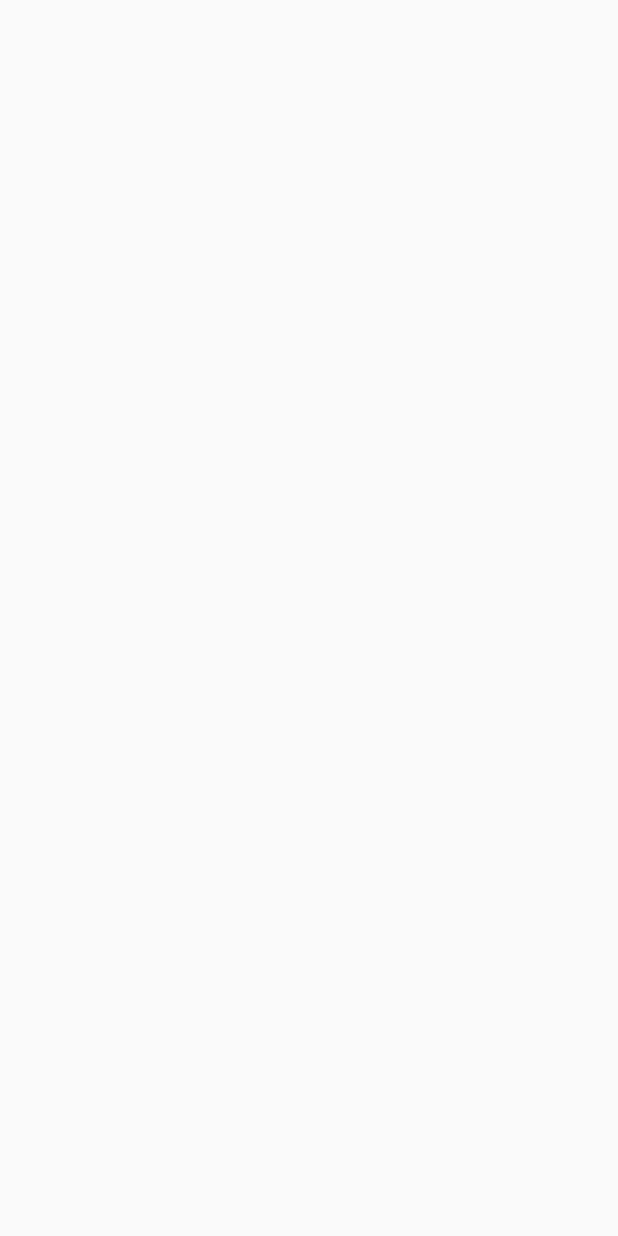
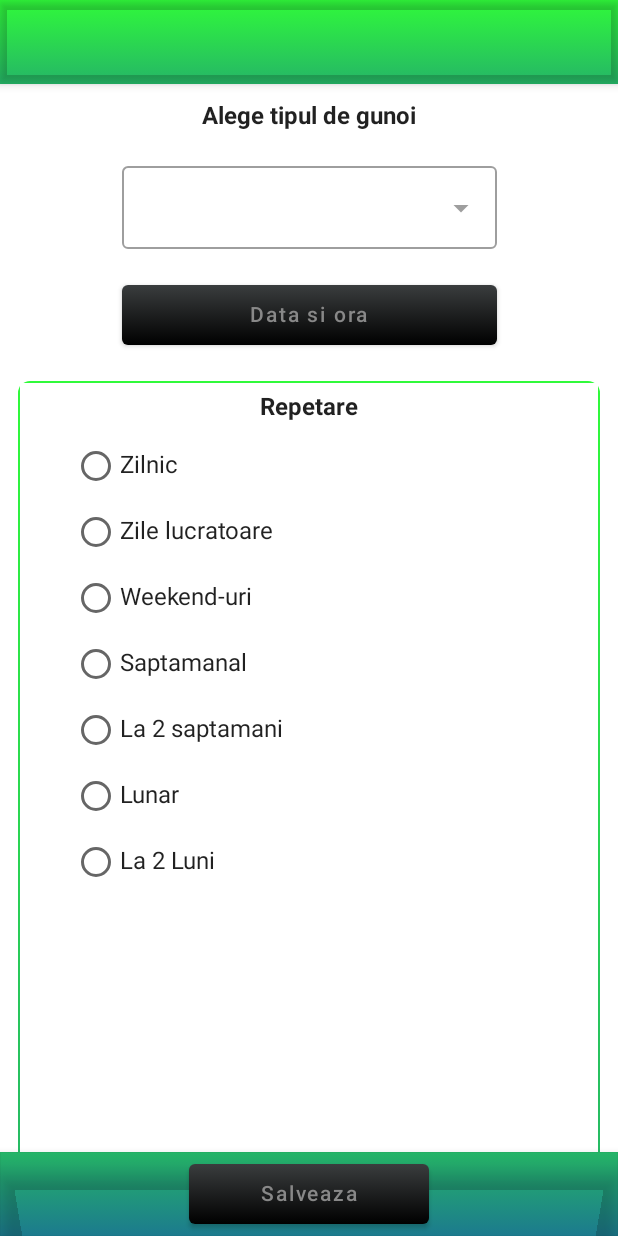
Before and after one commit to OnicaAdrianCatalin/Trashminder, an Android app built with Jetpack Compose: the screen it shows after launch (MainActivity), on a phone screen of 412 x 824 dp. Before the commit the screen is empty. Run offline under Robolectric (Android 15) with nearby library versions, the phone set to English and light mode, and no system bars.

Commit message:
Configured detekt, added NewReminderScreen, updated gitignore

```diff
--- a/app/src/main/java/com/example/trashminder/MainActivity.kt
+++ b/app/src/main/java/com/example/trashminder/MainActivity.kt
@@ -3,13 +3,15 @@ package com.example.trashminder
 import android.os.Bundle
 import androidx.activity.ComponentActivity
 import androidx.activity.compose.setContent
-import com.example.trashminder.ui.theme.TrashminderTheme
+import com.example.trashminder.presentation.newReminder.NewReminderScreen
+import com.example.trashminder.presentation.theme.TrashminderTheme
 
 class MainActivity : ComponentActivity() {
     override fun onCreate(savedInstanceState: Bundle?) {
         super.onCreate(savedInstanceState)
         setContent {
             TrashminderTheme {
+                NewReminderScreen()
             }
         }
     }
--- /dev/null
+++ b/app/src/main/java/com/example/trashminder/presentation/newReminder/NewReminerScreen.kt
@@ -0,0 +1,279 @@
+package com.example.trashminder.presentation.newReminder
+
+import android.app.DatePickerDialog
+import android.app.TimePickerDialog
+import android.widget.DatePicker
+import androidx.compose.foundation.BorderStroke
+import androidx.compose.foundation.background
+import androidx.compose.foundation.clickable
+import androidx.compose.foundation.layout.Arrangement
+import androidx.compose.foundation.layout.Box
+import androidx.compose.foundation.layout.Column
+import androidx.compose.foundation.layout.PaddingValues
+import androidx.compose.foundation.layout.Row
+import androidx.compose.foundation.layout.fillMaxSize
+import androidx.compose.foundation.layout.fillMaxWidth
+import androidx.compose.foundation.layout.padding
+import androidx.compose.foundation.layout.size
+import androidx.compose.foundation.layout.wrapContentSize
+import androidx.compose.foundation.lazy.LazyColumn
+import androidx.compose.foundation.shape.RoundedCornerShape
+import androidx.compose.material.BottomAppBar
+import androidx.compose.material.Button
+import androidx.compose.material.ButtonDefaults
+import androidx.compose.material.DropdownMenu
+import androidx.compose.material.DropdownMenuItem
+import androidx.compose.material.Icon
+import androidx.compose.material.OutlinedTextField
+import androidx.compose.material.RadioButton
+import androidx.compose.material.Scaffold
+import androidx.compose.material.Surface
+import androidx.compose.material.Text
+import androidx.compose.material.TextFieldDefaults
+import androidx.compose.material.TopAppBar
+import androidx.compose.material.icons.Icons
+import androidx.compose.material.icons.filled.ArrowDropDown
+import androidx.compose.runtime.Composable
+import androidx.compose.runtime.MutableState
+import androidx.compose.runtime.mutableStateOf
+import androidx.compose.runtime.remember
+import androidx.compose.ui.Alignment
+import androidx.compose.ui.Modifier
+import androidx.compose.ui.draw.clip
+import androidx.compose.ui.graphics.Brush
+import androidx.compose.ui.graphics.Color
+import androidx.compose.ui.platform.LocalContext
+import androidx.compose.ui.text.font.FontWeight
+import androidx.compose.ui.tooling.preview.Preview
+import androidx.compose.ui.unit.dp
+import com.example.trashminder.presentation.theme.black
+import com.example.trashminder.presentation.theme.bleu
+import com.example.trashminder.presentation.theme.darkerGreen
+import com.example.trashminder.presentation.theme.lightBlack
+import com.example.trashminder.presentation.theme.lightGreen
+import com.example.trashminder.utils.Constants
+import java.util.Calendar
+import java.util.Date
+
+@Preview
+@Composable
+fun NewReminderScreen() {
+    val expanded = remember {
+        mutableStateOf(false)
+    }
+    val dateAndTimeDialogTrigger = remember {
+        mutableStateOf(false)
+    }
+    val chosenDate = remember {
+        mutableStateOf("Data si ora")
+    }
+    val timespan = remember { mutableStateOf<Int?>(null) }
+    val trashType = remember { mutableStateOf("") }
+    Scaffold(
+        topBar = {
+            TopAppBar(
+                backgroundColor = Color.Transparent,
+                modifier = Modifier.background(
+                    brush = Brush.verticalGradient(
+                        listOf(lightGreen, darkerGreen)
+                    )
+                )
+            ) {}
+        },
+        bottomBar = {
+            BottomAppBar(
+                backgroundColor = Color.Transparent,
+                modifier = Modifier.background(
+                    brush = Brush.verticalGradient(
+                        listOf(darkerGreen, bleu)
+                    )
+                )
+            ) {
+                Row(
+                    horizontalArrangement = Arrangement.Center,
+                    modifier = Modifier.fillMaxWidth()
+                ) {
+                    GradientButton(
+                        modifier = Modifier.size(width = 160.dp, height = 40.dp),
+                        text = "Salveaza"
+                    ) {
+                    }
+                }
+            }
+        }
+    ) {
+        Box(
+            modifier = Modifier
+                .fillMaxSize()
+                .background(color = Color.White)
+        ) {
+            Column(
+                modifier = Modifier.fillMaxWidth(),
+                horizontalAlignment = Alignment.CenterHorizontally
+            ) {
+                Text(
+                    text = "Alege tipul de gunoi",
+                    fontWeight = FontWeight.Bold,
+                    modifier = Modifier.padding(12.dp)
+                )
+                DropDownButton(trashType, expanded)
+                GradientButton(
+                    modifier = Modifier
+                        .padding(12.dp)
+                        .size(width = 250.dp, height = 40.dp),
+                    text = chosenDate.value
+                ) {
+                    dateAndTimeDialogTrigger.value = true
+                }
+                if (dateAndTimeDialogTrigger.value) {
+                    PickDateAndTime(chosenDate)
+                    dateAndTimeDialogTrigger.value = false
+                }
+                TimePeriodPick(timespan)
+                Button(onClick = { }) {
+                    Text(text = "Salveaza")
+                }
+            }
+        }
+    }
+}
+
+@Composable
+private fun TimePeriodPick(timespan: MutableState<Int?>) {
+    Surface(
+        modifier = Modifier
+            .padding(12.dp)
+            .fillMaxSize()
+            .clip(RoundedCornerShape(8.dp)),
+        border = BorderStroke(
+            1.dp,
+            Brush.verticalGradient(
+                listOf(lightGreen, darkerGreen)
+            )
+        )
+    ) {
+        Column(horizontalAlignment = Alignment.CenterHorizontally) {
+            Text(
+                text = "Repetare",
+                modifier = Modifier.padding(8.dp),
+                fontWeight = FontWeight.Bold
+            )
+            LazyColumn(
+                horizontalAlignment = Alignment.Start,
+                modifier = Modifier
+                    .padding(start = 30.dp)
+                    .fillMaxWidth()
+            ) {
+                items(Constants.timePeriod.size) { item ->
+                    Row(modifier = Modifier.padding(12.dp)) {
+                        RadioButton(
+                            selected = timespan.value == item,
+                            modifier = Modifier.size(20.dp),
+                            onClick = {
+                                timespan.value = item
+                            }
+                        )
+                        Text(
+                            text = Constants.timePeriod[item],
+                            modifier = Modifier.padding(start = 6.dp)
+                        )
+                    }
+                }
+            }
+        }
+    }
+}
+
+@Composable
+private fun PickDateAndTime(chosenDate: MutableState<String>) {
+    val context = LocalContext.current
+    val calendar = Calendar.getInstance()
+    val year = calendar.get(Calendar.YEAR)
+    val month = calendar.get(Calendar.MONTH)
+    val day = calendar.get(Calendar.DAY_OF_MONTH)
+    val hour = calendar.get(Calendar.HOUR_OF_DAY)
+    val minutes = calendar.get(Calendar.MINUTE)
+    calendar.time = Date()
+
+    val datePickerDialog = DatePickerDialog(
+        context,
+        { _: DatePicker, mYear: Int, mMonth: Int, mDayOfMonth: Int ->
+            chosenDate.value = "$mDayOfMonth/${mMonth + 1}/$mYear"
+        }, year, month, day
+    )
+    val timePickerDialog = TimePickerDialog(
+        context,
+        { _, mHour: Int, mMinute: Int ->
+            chosenDate.value += " $mHour:$mMinute"
+        }, hour, minutes, false
+    )
+    datePickerDialog.show()
+    datePickerDialog.setOnDismissListener {
+        timePickerDialog.show()
+    }
+}
+
+@Composable
+private fun DropDownButton(
+    trashType: MutableState<String>,
+    expanded: MutableState<Boolean>
+) {
+    Column {
+        OutlinedTextField(
+            value = trashType.value, onValueChange = { trashType.value = it },
+            modifier = Modifier
+                .padding(12.dp)
+                .size(width = 250.dp, height = 55.dp)
+                .clickable {
+                    expanded.value = true
+                },
+            enabled = false,
+            colors = TextFieldDefaults.outlinedTextFieldColors(disabledTextColor = Color.Black),
+            trailingIcon = {
+                Icon(
+                    imageVector = Icons.Default.ArrowDropDown,
+                    contentDescription = null,
+                )
+            },
+        )
+        DropdownMenu(
+            expanded = expanded.value,
+            onDismissRequest = { expanded.value = false },
+            modifier = Modifier.wrapContentSize()
+        ) {
+            Constants.trashTypeElements.forEach { value ->
+                DropdownMenuItem(onClick = {
+                    trashType.value = value
+                    expanded.value = false
+                }) {
+                    Text(text = value)
+                }
+            }
+        }
+    }
+}
+
+@Composable
+fun GradientButton(
+    modifier: Modifier,
+    text: String,
+    onClick: () -> Unit
+) {
+    val gradient = Brush.verticalGradient(colors = listOf(lightBlack, black))
+
+    Button(
+        modifier = modifier,
+        colors = ButtonDefaults.buttonColors(backgroundColor = Color.Transparent),
+        contentPadding = PaddingValues(),
+        onClick = onClick,
+    ) {
+        Box(
+            modifier = Modifier
+                .fillMaxSize()
+                .background(gradient),
+            contentAlignment = Alignment.Center,
+        ) {
+            Text(text = text, color = Color.Gray)
+        }
+    }
+}
--- /dev/null
+++ b/app/src/main/java/com/example/trashminder/presentation/theme/Color.kt
@@ -0,0 +1,13 @@
+package com.example.trashminder.presentation.theme
+
+import androidx.compose.ui.graphics.Color
+
+val Purple200 = Color(0xFFBB86FC)
+val Purple500 = Color(0xFF6200EE)
+val Purple700 = Color(0xFF3700B3)
+val Teal200 = Color(0xFF03DAC5)
+val lightGreen = Color(0xFF30FA3A)
+val bleu = Color(0xFF1C7A8E)
+val darkerGreen = Color(0xFF25B567)
+val lightBlack = Color(0xFF3A3D3E)
+val black = Color(0xFF000000)
--- a/app/src/main/java/com/example/trashminder/ui/theme/Shape.kt
+++ b/app/src/main/java/com/example/trashminder/presentation/theme/Shape.kt
@@ -1,4 +1,4 @@
-package com.example.trashminder.ui.theme
+package com.example.trashminder.presentation.theme
 
 import androidx.compose.foundation.shape.RoundedCornerShape
 import androidx.compose.material.Shapes
--- a/app/src/main/java/com/example/trashminder/ui/theme/Theme.kt
+++ b/app/src/main/java/com/example/trashminder/presentation/theme/Theme.kt
@@ -1,4 +1,4 @@
-package com.example.trashminder.ui.theme
+package com.example.trashminder.presentation.theme
 
 import androidx.compose.foundation.isSystemInDarkTheme
 import androidx.compose.material.MaterialTheme
--- a/app/src/main/java/com/example/trashminder/ui/theme/Type.kt
+++ b/app/src/main/java/com/example/trashminder/presentation/theme/Type.kt
@@ -1,4 +1,4 @@
-package com.example.trashminder.ui.theme
+package com.example.trashminder.presentation.theme
 
 import androidx.compose.material.Typography
 import androidx.compose.ui.text.TextStyle
--- a/app/src/main/java/com/example/trashminder/ui/theme/Color.kt
+++ /dev/null
@@ -1,8 +0,0 @@
-package com.example.trashminder.ui.theme
-
-import androidx.compose.ui.graphics.Color
-
-val Purple200 = Color(0xFFBB86FC)
-val Purple500 = Color(0xFF6200EE)
-val Purple700 = Color(0xFF3700B3)
-val Teal200 = Color(0xFF03DAC5)
--- /dev/null
+++ b/app/src/main/java/com/example/trashminder/utils/Constants.kt
@@ -0,0 +1,21 @@
+package com.example.trashminder.utils
+
+object Constants {
+    val timePeriod = listOf(
+        "Zilnic",
+        "Zile lucratoare",
+        "Weekend-uri",
+        "Saptamanal",
+        "La 2 saptamani",
+        "Lunar",
+        "La 2 Luni",
+    )
+
+    val trashTypeElements = listOf(
+        "plastic",
+        "sticla",
+        "menajer",
+        "metale",
+        "hartie"
+    )
+}
```
Also changed, not shown: 3 other files.
